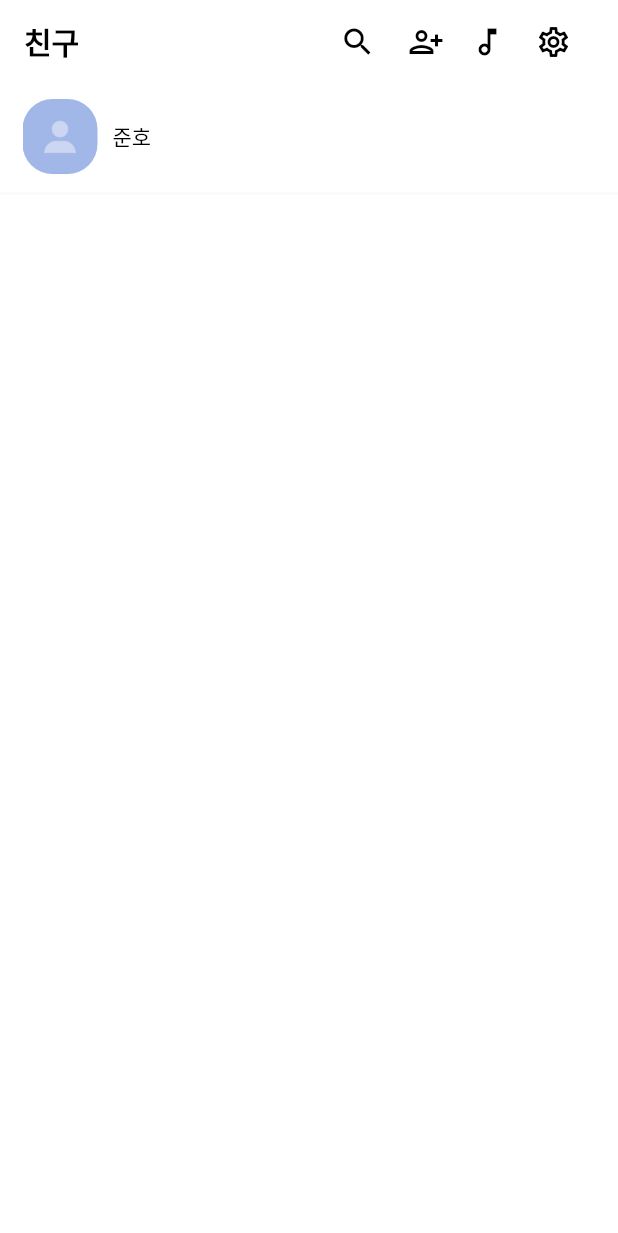
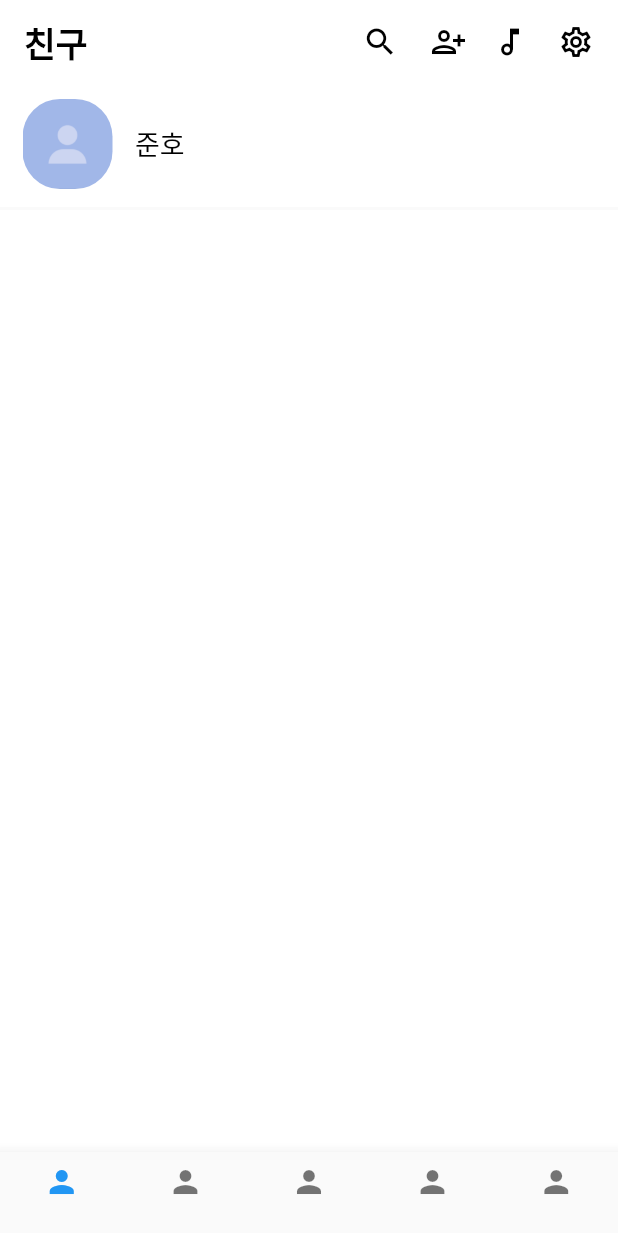
Before and after one commit to duffyishere/kakaotalk, a Flutter app: the screen it shows after launch, on a phone screen of 412 x 824 dp. Shown: the top 1233 px of the screen. Run offline on Flutter 3.47's test engine with Material 2 defaults, Android fonts, the phone set to English and light mode, and no system bars.

Commit message:
design: add bottom navigation bar

```diff
--- a/lib/main.dart
+++ b/lib/main.dart
@@ -19,11 +19,11 @@ class MyApp extends StatelessWidget {
               Container(
                 child: Text(
                   '친구',
-                  style: TextStyle(color: Colors.black, fontWeight: FontWeight.w600),
+                  style: TextStyle(color: Colors.black, fontWeight: FontWeight.w600, fontSize: 23),
                 ),
               ),
               Container(
-                margin: EdgeInsets.all(15),
+                // margin: EdgeInsets.all(15),
                 child: Row(
                   children:[
                     Icon(Icons.search, color: Colors.black),
@@ -50,12 +50,12 @@ class MyApp extends StatelessWidget {
                   children: [
                     Container(
                       child: ClipRRect(
-                        borderRadius: BorderRadius.circular(20.0),
-                        child: Image.asset('assets/empty_profile.jpg', width: 50, height: 50, ),
+                        borderRadius: BorderRadius.circular(25.0),
+                        child: Image.asset('assets/empty_profile.jpg', width: 60, height: 60, ),
                       ),
                     ),
-                    SizedBox(width: 10,),
-                    Text("준호", style: TextStyle(color: Colors.black, fontWeight: FontWeight.w500),)
+                    SizedBox(width: 15,),
+                    Text("준호", style: TextStyle(color: Colors.black, fontWeight: FontWeight.w500, fontSize: 18),)
                   ],
                 ),
               ),
@@ -64,6 +64,33 @@ class MyApp extends StatelessWidget {
             Divider(thickness: 2, color: Color(0xfffafafa),)
           ],
         ),
+          bottomNavigationBar: BottomNavigationBar(
+              type: BottomNavigationBarType.fixed,
+              onTap: (index) => {},
+              currentIndex: 0,
+              items: const  [
+                BottomNavigationBarItem(
+                  icon: Icon(Icons.person),
+                  label: '',
+                ),
+                BottomNavigationBarItem(
+                  icon: Icon(Icons.person),
+                  label: '',
+                ),
+                BottomNavigationBarItem(
+                  icon: Icon(Icons.person),
+                  label: '',
+                ),
+                BottomNavigationBarItem(
+                  icon: Icon(Icons.person),
+                  label: '',
+                ),
+                BottomNavigationBarItem(
+                  icon: Icon(Icons.person),
+                  label: '',
+                )
+              ]
+          ),
         backgroundColor: Colors.white,
       )
     );
```
